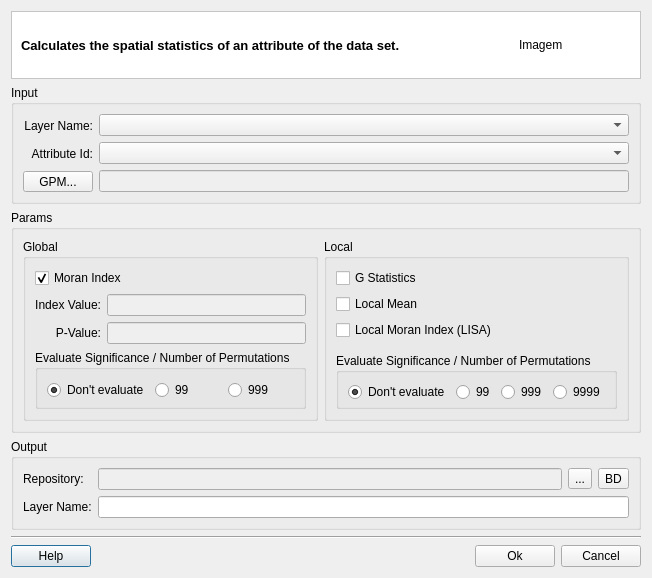
This is src/terralib/sa/qt/ui/SpatialStatisticsDialogForm.ui in claudiobogossian/terralib5 as Qt 5 draws it before an edit. The edited form follows.
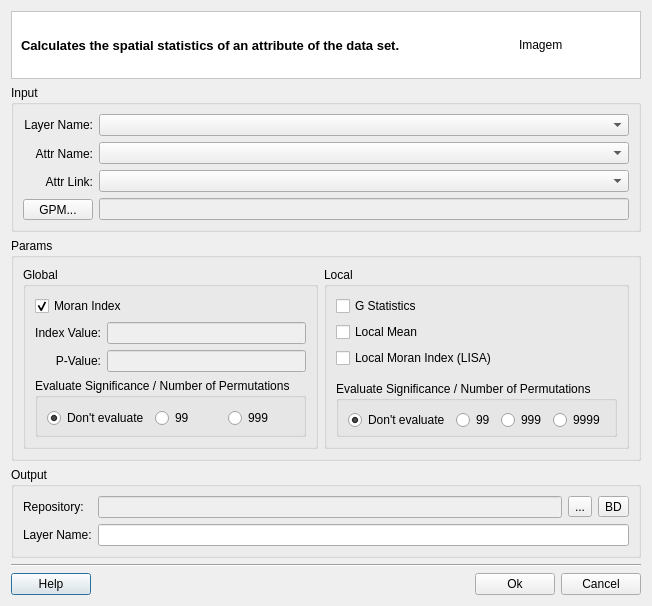
This is the edited form. Custom widgets are drawn as their Qt base class.

Patch:
```diff
--- a/src/terralib/sa/qt/ui/SpatialStatisticsDialogForm.ui
+++ b/src/terralib/sa/qt/ui/SpatialStatisticsDialogForm.ui
@@ -7,7 +7,7 @@
     <x>0</x>
     <y>0</y>
     <width>579</width>
-    <height>534</height>
+    <height>560</height>
    </rect>
   </property>
   <property name="windowTitle">
@@ -105,14 +105,14 @@
                </size>
               </property>
               <property name="text">
-               <string>Attribute Id:</string>
+               <string>Attr Name:</string>
               </property>
               <property name="alignment">
                <set>Qt::AlignRight|Qt::AlignTrailing|Qt::AlignVCenter</set>
               </property>
              </widget>
             </item>
-            <item row="3" column="0">
+            <item row="4" column="0">
              <widget class="QToolButton" name="m_gpmToolButton">
               <property name="sizePolicy">
                <sizepolicy hsizetype="Minimum" vsizetype="Fixed">
@@ -128,10 +128,23 @@
               </property>
              </widget>
             </item>
+            <item row="3" column="0">
+             <widget class="QLabel" name="label_7">
+              <property name="text">
+               <string>Attr Link:</string>
+              </property>
+              <property name="alignment">
+               <set>Qt::AlignRight|Qt::AlignTrailing|Qt::AlignVCenter</set>
+              </property>
+             </widget>
+            </item>
            </layout>
           </item>
           <item row="0" column="1">
            <layout class="QGridLayout" name="gridLayout_4">
+            <item row="1" column="0">
+             <widget class="QComboBox" name="m_inputLayerComboBox"/>
+            </item>
             <item row="2" column="0">
              <widget class="QComboBox" name="m_attrIdComboBox">
               <property name="enabled">
@@ -145,16 +158,16 @@
               </property>
              </widget>
             </item>
-            <item row="1" column="0">
-             <widget class="QComboBox" name="m_inputLayerComboBox"/>
-            </item>
-            <item row="3" column="0">
+            <item row="4" column="0">
              <widget class="QLineEdit" name="m_gpmLineEdit">
               <property name="enabled">
                <bool>false</bool>
               </property>
              </widget>
             </item>
+            <item row="3" column="0">
+             <widget class="QComboBox" name="m_attrLinkComboBox"/>
+            </item>
            </layout>
           </item>
          </layout>
```
Left out of the diff: 3 changed lines with no effect on the pictures.
